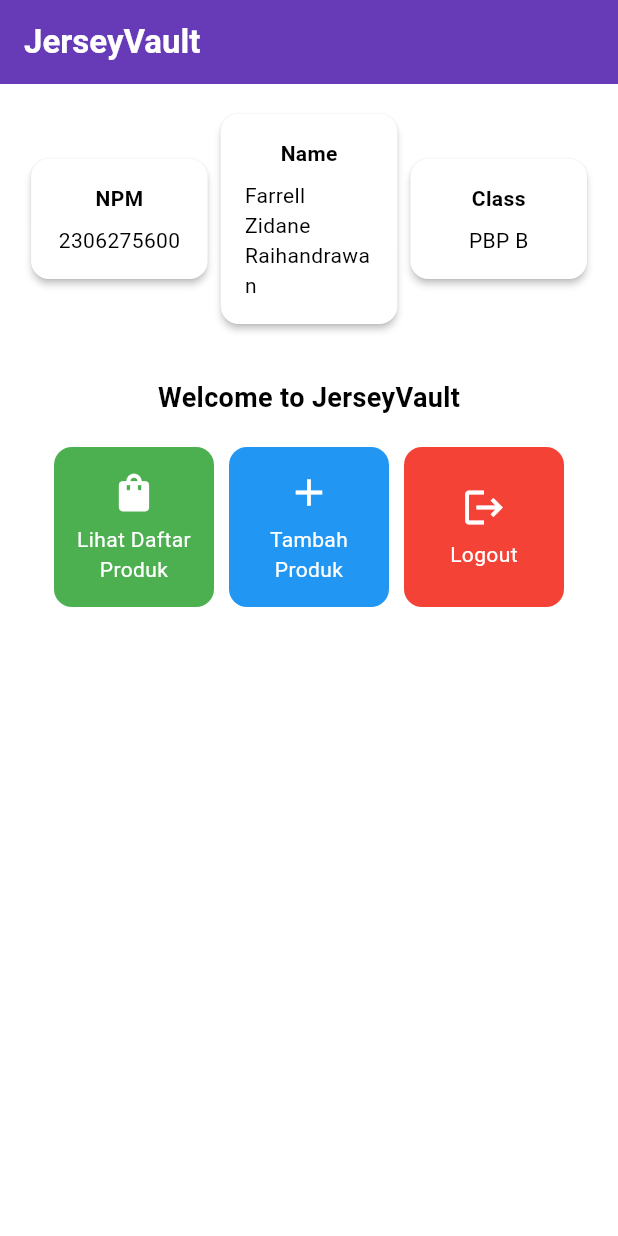
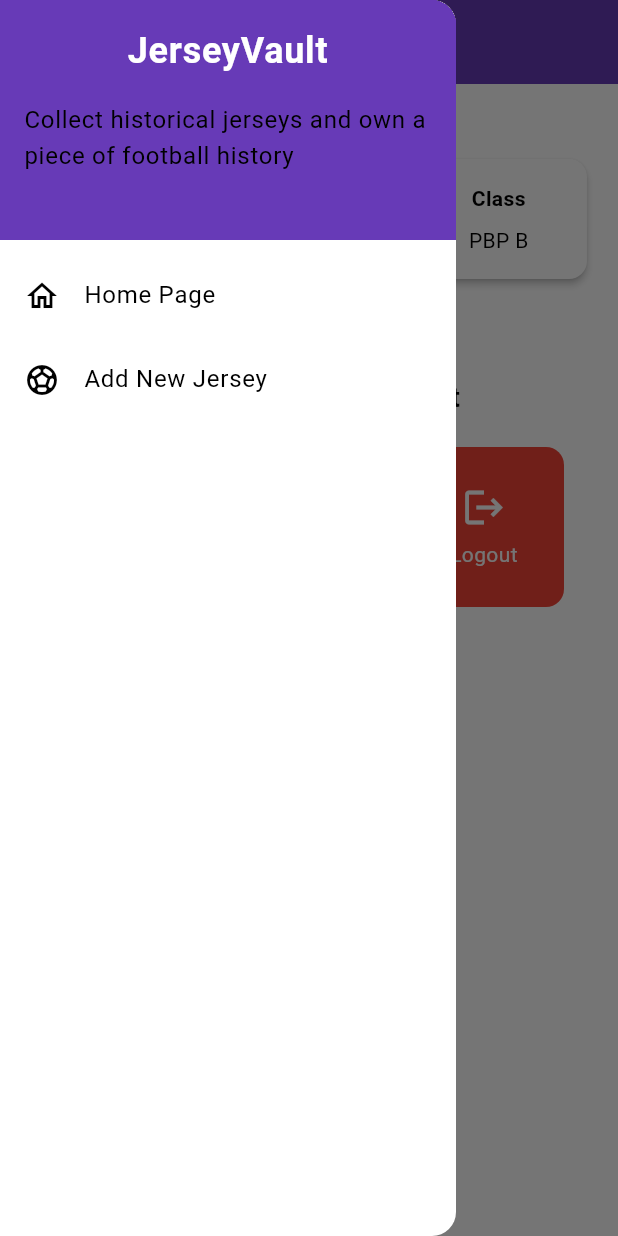
Before and after one commit to farrellzidane/JerseyVault-mobile, a Flutter app: the screen it shows after launch, with the side drawer open (before the commit the screen has no drawer), on a phone screen of 412 x 824 dp. Run offline on Flutter 3.47's test engine with Material 3 defaults, Android fonts, the phone set to English and light mode, and no system bars.

Commit message:
Finished Tugas 8

```diff
--- a/lib/menu.dart
+++ b/lib/screens/menu.dart
@@ -1,4 +1,6 @@
 import 'package:flutter/material.dart';
+import 'package:jerseyvault/widgets/jersey_card.dart';
+import 'package:jerseyvault/widgets/left_drawer.dart';
 
 class MyHomePage extends StatelessWidget {
   final String npm = '2306275600'; // NPM
@@ -6,8 +8,8 @@ class MyHomePage extends StatelessWidget {
   final String className = 'PBP B'; // Kelas
 
   final List<ItemHomepage> items = [
-        ItemHomepage("Lihat Daftar Produk", Icons.shopping_bag),
-        ItemHomepage("Tambah Produk", Icons.add),
+    ItemHomepage("List of Jersey", Icons.shopping_bag),
+    ItemHomepage("Add new Jersey", Icons.add),
     ItemHomepage("Logout", Icons.logout),
   ];
 
@@ -30,6 +32,7 @@ class MyHomePage extends StatelessWidget {
         // Warna latar belakang AppBar diambil dari skema warna tema aplikasi.
         backgroundColor: Theme.of(context).colorScheme.primary,
       ),
+      drawer: const LeftDrawer(),
       // Body halaman dengan padding di sekelilingnya.
       body: Padding(
         padding: const EdgeInsets.all(16.0),
@@ -96,8 +99,8 @@ class MyHomePage extends StatelessWidget {
 class InfoCard extends StatelessWidget {
   // Kartu informasi yang menampilkan title dan content.
 
-  final String title;  // Judul kartu.
-  final String content;  // Isi kartu.
+  final String title; // Judul kartu.
+  final String content; // Isi kartu.
 
   const InfoCard({super.key, required this.title, required this.content});
 
@@ -108,7 +111,8 @@ class InfoCard extends StatelessWidget {
       elevation: 2.0,
       child: Container(
         // Mengatur ukuran dan jarak di dalam kartu.
-        width: MediaQuery.of(context).size.width / 3.5, // menyesuaikan dengan lebar device yang digunakan.
+        width: MediaQuery.of(context).size.width /
+            3.5, // menyesuaikan dengan lebar device yang digunakan.
         padding: const EdgeInsets.all(16.0),
         // Menyusun title dan content secara vertikal.
         child: Column(
@@ -125,66 +129,3 @@ class InfoCard extends StatelessWidget {
     );
   }
 }
-
-class ItemHomepage {
-    final String name;
-    final IconData icon;
-
-    ItemHomepage(this.name, this.icon);
-}
-
-class ItemCard extends StatelessWidget {
-  final ItemHomepage item;
-
-  const ItemCard(this.item, {super.key});
-
-  @override
-  Widget build(BuildContext context) {
-    // Tentukan warna berdasarkan nama item
-    Color backgroundColor;
-    if (item.name == "Logout") {
-      backgroundColor = Colors.red; // Warna merah untuk Logout
-    } else if (item.name == "Tambah Produk") {
-      backgroundColor = Colors.blue; // Warna biru untuk Tambah Produk
-    } else if (item.name == "Lihat Daftar Produk") {
-      backgroundColor = Colors.green; // Warna hijau untuk Lihat Produk
-    } else {
-      backgroundColor = Theme.of(context).colorScheme.secondary; // Warna default
-    }
-
-    return Material(
-      color: backgroundColor, // Gunakan backgroundColor yang sudah ditentukan
-      borderRadius: BorderRadius.circular(12),
-      child: InkWell(
-        onTap: () {
-          ScaffoldMessenger.of(context)
-            ..hideCurrentSnackBar()
-            ..showSnackBar(
-              SnackBar(content: Text("Kamu telah menekan tombol ${item.name}!"))
-            );
-        },
-        child: Container(
-          padding: const EdgeInsets.all(8),
-          child: Center(
-            child: Column(
-              mainAxisAlignment: MainAxisAlignment.center,
-              children: [
-                Icon(
-                  item.icon,
-                  color: Colors.white,
-                  size: 30.0,
-                ),
-                const Padding(padding: EdgeInsets.all(3)),
-                Text(
-                  item.name,
-                  textAlign: TextAlign.center,
-                  style: const TextStyle(color: Colors.white),
-                ),
-              ],
-            ),
-          ),
-        ),
-      ),
-    );
-  }
-}
--- /dev/null
+++ b/lib/widgets/jersey_card.dart
@@ -0,0 +1,72 @@
+import 'package:flutter/material.dart';
+import 'package:jerseyvault/screens/jerseyentry_form.dart';
+
+class ItemHomepage {
+  final String name;
+  final IconData icon;
+
+  ItemHomepage(this.name, this.icon);
+}
+
+class ItemCard extends StatelessWidget {
+  final ItemHomepage item;
+
+  const ItemCard(this.item, {super.key});
+
+  @override
+  Widget build(BuildContext context) {
+    // Tentukan warna berdasarkan nama item
+    Color backgroundColor;
+    if (item.name == "Logout") {
+      backgroundColor = Colors.red; // Warna merah untuk Logout
+    } else if (item.name == "Add new Jersey") {
+      backgroundColor = Colors.blue; // Warna biru untuk Add new Jersey
+    } else if (item.name == "List of Jersey") {
+      backgroundColor = Colors.green; // Warna hijau untuk Lihat Jersey
+    } else {
+      backgroundColor =
+          Theme.of(context).colorScheme.secondary; // Warna default
+    }
+
+    return Material(
+      color: backgroundColor, // Gunakan backgroundColor yang sudah ditentukan
+      borderRadius: BorderRadius.circular(12),
+      child: InkWell(
+        onTap: () {
+          ScaffoldMessenger.of(context)
+            ..hideCurrentSnackBar()
+            ..showSnackBar(SnackBar(
+                content: Text("Kamu telah menekan tombol ${item.name}!")));
+          if (item.name == "Add new Jersey") {
+            Navigator.push(
+                context,
+                MaterialPageRoute(
+                  builder: (context) => const JersyEntryFormPage(),
+                ));
+          }
+        },
+        child: Container(
+          padding: const EdgeInsets.all(8),
+          child: Center(
+            child: Column(
+              mainAxisAlignment: MainAxisAlignment.center,
+              children: [
+                Icon(
+                  item.icon,
+                  color: Colors.white,
+                  size: 30.0,
+                ),
+                const Padding(padding: EdgeInsets.all(3)),
+                Text(
+                  item.name,
+                  textAlign: TextAlign.center,
+                  style: const TextStyle(color: Colors.white),
+                ),
+              ],
+            ),
+          ),
+        ),
+      ),
+    );
+  }
+}
--- /dev/null
+++ b/lib/widgets/left_drawer.dart
@@ -0,0 +1,67 @@
+import 'package:flutter/material.dart';
+import 'package:jerseyvault/screens/jerseyentry_form.dart';
+import 'package:jerseyvault/screens/menu.dart';
+// TODO: Impor halaman MoodEntryFormPage jika sudah dibuat
+
+class LeftDrawer extends StatelessWidget {
+  const LeftDrawer({super.key});
+
+  @override
+  Widget build(BuildContext context) {
+    return Drawer(
+      child: ListView(
+        children: [
+          DrawerHeader(
+            // TODO: Bagian drawer header
+            decoration: BoxDecoration(
+              color: Theme.of(context).colorScheme.primary,
+            ),
+            child: const Column(
+              children: [
+                Text(
+                  'JerseyVault',
+                  textAlign: TextAlign.center,
+                  style: TextStyle(
+                    fontSize: 24,
+                    fontWeight: FontWeight.bold,
+                    color: Colors.white,
+                  ),
+                ),
+                Padding(padding: EdgeInsets.all(8)),
+                Text(
+                  "Collect historical jerseys and own a piece of football history",
+                  // TODO: Tambahkan gaya teks dengan center alignment, font ukuran 15, warna putih, dan weight biasa
+                ),
+              ],
+            ),
+          ),
+          // TODO: Bagian routing
+          ListTile(
+            leading: const Icon(Icons.home_outlined),
+            title: const Text('Home Page'),
+            // Bagian redirection ke MyHomePage
+            onTap: () {
+              Navigator.pushReplacement(
+                  context,
+                  MaterialPageRoute(
+                    builder: (context) => MyHomePage(),
+                  ));
+            },
+          ),
+          ListTile(
+            leading: const Icon(Icons.sports_soccer),
+            title: const Text('Add New Jersey'),
+            // Bagian redirection ke MoodEntryFormPage
+            onTap: () {
+              Navigator.pushReplacement(
+                  context,
+                  MaterialPageRoute(
+                    builder: (context) => JersyEntryFormPage(),
+                  ));
+            },
+          ),
+        ],
+      ),
+    );
+  }
+}
```
Also changed, not shown: lib/main.dart (+4 -4 lines), lib/screens/jerseyentry_form.dart (added, +189 -0 lines), 1 other file. Lines whose indentation alone changed are shown as unchanged.
